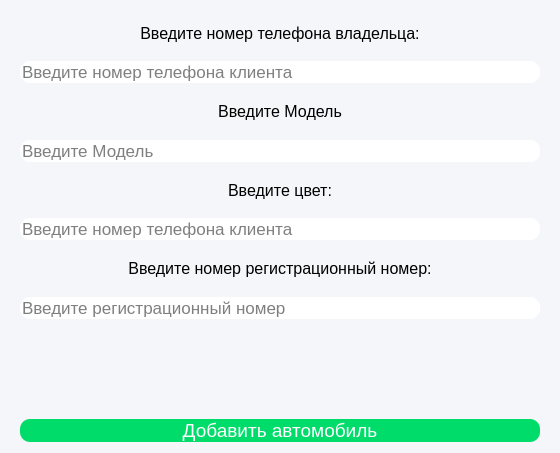
This is ui/add_car_dialog.ui in Mostov2005/SQL_car_service as Qt 5 draws it before an edit. The edited form follows.
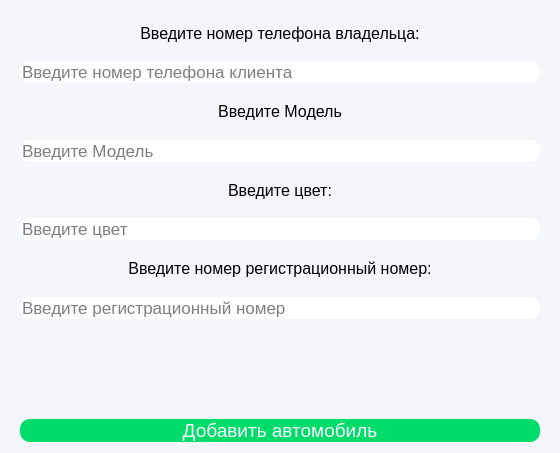
This is the edited form.

Commit message: mainwindow_client.py - Главное окно клиента

Diff of the .ui file:
```diff
--- a/ui/add_car_dialog.ui
+++ b/ui/add_car_dialog.ui
@@ -140,7 +140,7 @@
       <string/>
      </property>
      <property name="placeholderText">
-      <string>Введите номер телефона клиента</string>
+      <string>Введите цвет</string>
      </property>
     </widget>
    </item>
```
The commit also changes 6 other files.
